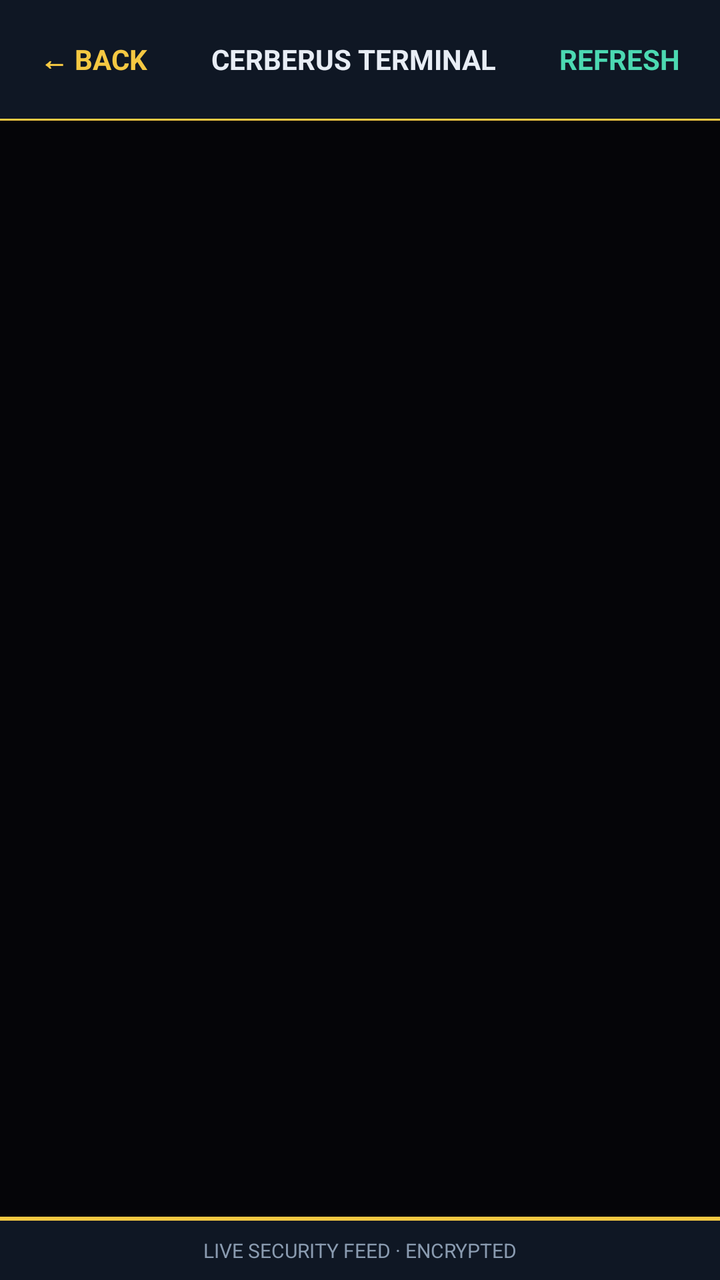
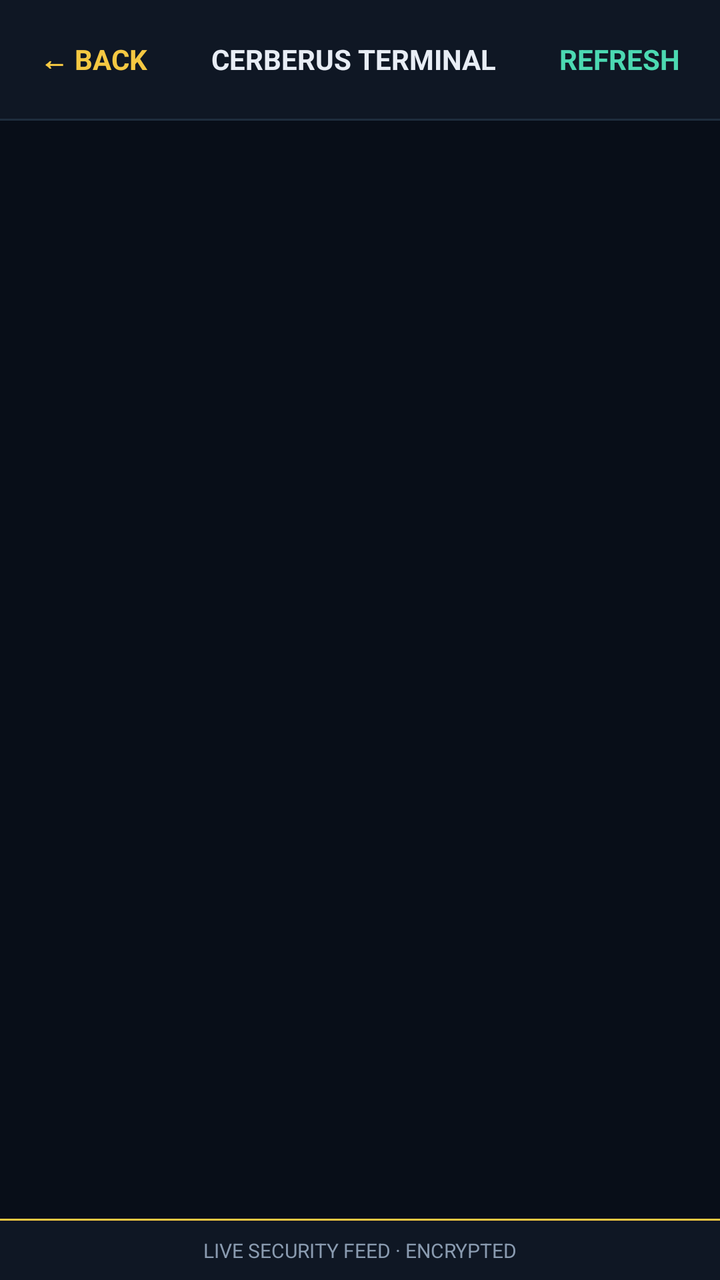

Before-and-after screenshots of an Android layout around one commit, followed by the original layout XML and the change that was made.
<!-- AndroidManifest.xml: activity theme Theme.TTVPN -->
<!-- res/layout/activity_command_center.xml -->
<?xml version="1.0" encoding="utf-8"?>
<LinearLayout xmlns:android="http://schemas.android.com/apk/res/android"
    xmlns:app="http://schemas.android.com/apk/res-auto"
    android:layout_width="match_parent"
    android:layout_height="match_parent"
    android:background="@color/bg_dark"
    android:orientation="vertical">

    
    <LinearLayout
        android:layout_width="match_parent"
        android:layout_height="wrap_content"
        android:gravity="center_vertical"
        android:orientation="horizontal"
        android:padding="12dp"
        android:background="@color/panel_bg">

        <TextView
            android:id="@+id/btnBack"
            android:layout_width="wrap_content"
            android:layout_height="wrap_content"
            android:background="?attr/selectableItemBackground"
            android:clickable="true"
            android:focusable="true"
            android:padding="8dp"
            android:text="← BACK"
            android:textColor="@color/brand_gold"
            android:textStyle="bold" />

        <TextView
            android:layout_width="0dp"
            android:layout_height="wrap_content"
            android:layout_weight="1"
            android:gravity="center"
            android:text="CERBERUS TERMINAL"
            android:textColor="@color/text_main"
            android:textSize="14sp"
            android:textStyle="bold" />

        <TextView
            android:id="@+id/btnRefresh"
            android:layout_width="wrap_content"
            android:layout_height="wrap_content"
            android:background="?attr/selectableItemBackground"
            android:clickable="true"
            android:focusable="true"
            android:padding="8dp"
            android:text="REFRESH"
            android:textColor="@color/brand_teal"
            android:textStyle="bold" />
    </LinearLayout>

    <View
        android:layout_width="match_parent"
        android:layout_height="1dp"
        android:background="@color/brand_gold" />

    
    <ScrollView
        android:id="@+id/logsScroll"
        android:layout_width="match_parent"
        android:layout_height="0dp"
        android:layout_weight="1"
        android:background="#050508"
        android:padding="12dp"
        android:scrollbars="none">

        <LinearLayout
            android:id="@+id/logsContainer"
            android:layout_width="match_parent"
            android:layout_height="wrap_content"
            android:orientation="vertical" />
    </ScrollView>

    <View
        android:layout_width="match_parent"
        android:layout_height="2dp"
        android:background="@color/brand_gold" />

    
    <TextView
        android:layout_width="match_parent"
        android:layout_height="wrap_content"
        android:background="@color/panel_bg"
        android:gravity="center"
        android:padding="8dp"
        android:text="LIVE SECURITY FEED · ENCRYPTED"
        android:textColor="@color/muted_label"
        android:textSize="10sp" />

</LinearLayout>
<!-- resources referenced by this layout -->
<resources>
  <color name="bg_dark">#0a0f18</color>
  <color name="brand_gold">#f5c842</color>
  <color name="brand_teal">#4cd9b2</color>
  <color name="muted_label">#8a9bb0</color>
  <color name="panel_bg">#0f1724</color>
  <color name="text_main">#e8edf5</color>
  <style name="Theme.TTVPN" parent="Theme.MaterialComponents.NoActionBar">
          <item name="materialAlertDialogTheme">@style/ThemeOverlay.TTVPN.Dialog</item>
          <item name="android:alertDialogTheme">@style/ThemeOverlay.TTVPN.Dialog</item>
      </style>
  <style name="ThemeOverlay.TTVPN.Dialog" parent="ThemeOverlay.MaterialComponents.MaterialAlertDialog">
          <item name="colorSurface">@color/panel_bg</item>
          <item name="colorOnSurface">@color/text_main</item>
          <item name="colorPrimary">@color/brand_gold</item>
          <item name="colorOnPrimary">@color/bg_dark</item>
          <item name="android:windowBackground">@drawable/bg_dialog_console</item>
          <item name="android:textColorPrimary">@color/text_main</item>
          <item name="android:textColorSecondary">@color/muted_label</item>
      </style>
  <!-- drawable bg_dialog_console (drawable) -->
  <?xml version="1.0" encoding="utf-8"?>
  <shape xmlns:android="http://schemas.android.com/apk/res/android"
      android:shape="rectangle">
      <solid android:color="@color/panel_bg" />
      <corners android:radius="12dp" />
      <stroke
          android:width="1dp"
          android:color="@color/border_outer" />
  </shape>
  <color name="border_outer">#2a3a4a</color>
</resources>

<!-- the commit's change to res/layout/activity_command_center.xml (unified diff, before → after) -->
@@ -1,9 +1,8 @@
 <?xml version="1.0" encoding="utf-8"?>
 <LinearLayout xmlns:android="http://schemas.android.com/apk/res/android"
-    xmlns:app="http://schemas.android.com/apk/res-auto"
     android:layout_width="match_parent"
     android:layout_height="match_parent"
-    android:background="@color/bg_dark"
+    android:background="#0a0f18"
     android:orientation="vertical">
 
     
@@ -13,7 +12,7 @@
         android:gravity="center_vertical"
         android:orientation="horizontal"
         android:padding="12dp"
-        android:background="@color/panel_bg">
+        android:background="#0f1724">
 
         <TextView
             android:id="@+id/btnBack"
@@ -24,7 +23,7 @@
             android:focusable="true"
             android:padding="8dp"
             android:text="← BACK"
-            android:textColor="@color/brand_gold"
+            android:textColor="#f5c842"
             android:textStyle="bold" />
 
         <TextView
@@ -33,7 +32,7 @@
             android:layout_weight="1"
             android:gravity="center"
             android:text="CERBERUS TERMINAL"
-            android:textColor="@color/text_main"
+            android:textColor="#e8edf5"
             android:textSize="14sp"
             android:textStyle="bold" />
 
@@ -46,14 +45,14 @@
             android:focusable="true"
             android:padding="8dp"
             android:text="REFRESH"
-            android:textColor="@color/brand_teal"
+            android:textColor="#4cd9b2"
             android:textStyle="bold" />
     </LinearLayout>
 
     <View
         android:layout_width="match_parent"
         android:layout_height="1dp"
-        android:background="@color/brand_gold" />
+        android:background="#1e2d3d" />
 
     
     <ScrollView
@@ -61,7 +60,7 @@
         android:layout_width="match_parent"
         android:layout_height="0dp"
         android:layout_weight="1"
-        android:background="#050508"
+        android:background="#080e18"
         android:padding="12dp"
         android:scrollbars="none">
 
@@ -74,18 +73,18 @@
 
     <View
         android:layout_width="match_parent"
-        android:layout_height="2dp"
-        android:background="@color/brand_gold" />
+        android:layout_height="1dp"
+        android:background="#f5c842" />
 
     
     <TextView
         android:layout_width="match_parent"
         android:layout_height="wrap_content"
-        android:background="@color/panel_bg"
+        android:background="#0f1724"
         android:gravity="center"
         android:padding="8dp"
         android:text="LIVE SECURITY FEED · ENCRYPTED"
-        android:textColor="@color/muted_label"
+        android:textColor="#8a9bb0"
         android:textSize="10sp" />
 
 </LinearLayout>
<!-- resource entries referenced after the edit -->
@@ -2,7 +2,6 @@
 <resources>
   <color name="bg_dark">#0a0f18</color>
   <color name="brand_gold">#f5c842</color>
-  <color name="brand_teal">#4cd9b2</color>
   <color name="muted_label">#8a9bb0</color>
   <color name="panel_bg">#0f1724</color>
   <color name="text_main">#e8edf5</color>
